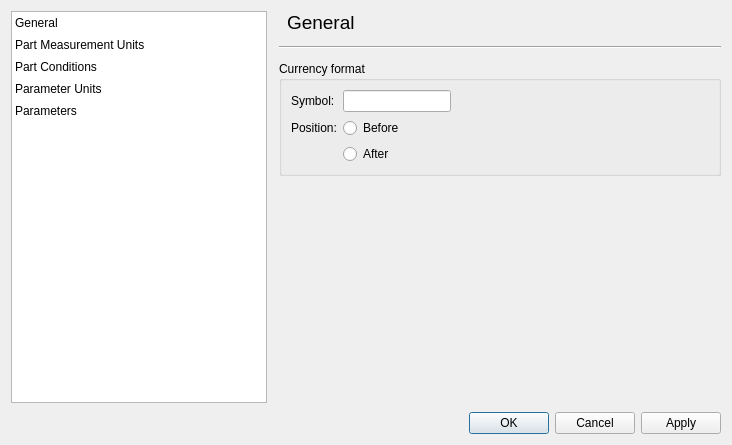
Old version of the form src/optionsdialog.ui in the repository jassuncao/myparts.
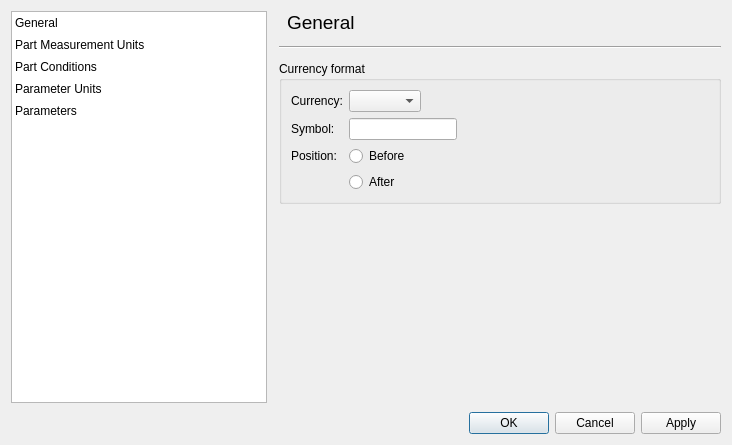
New version of the form. The open tabs and pages were chosen to show the change. Icons and pictures are not drawn.

Commit message: Adds a new field "currency" to the part distributor entity

```diff
--- a/src/optionsdialog.ui
+++ b/src/optionsdialog.ui
@@ -178,14 +178,14 @@
               <property name="fieldGrowthPolicy">
                <enum>QFormLayout::ExpandingFieldsGrow</enum>
               </property>
-              <item row="1" column="0">
+              <item row="2" column="0">
                <widget class="QLabel" name="label">
                 <property name="text">
                  <string>Symbol:</string>
                 </property>
                </widget>
               </item>
-              <item row="1" column="1">
+              <item row="2" column="1">
                <widget class="QLineEdit" name="currencySymbolLineEdit">
                 <property name="sizePolicy">
                  <sizepolicy hsizetype="Minimum" vsizetype="Fixed">
@@ -198,27 +198,37 @@
                 </property>
                </widget>
               </item>
-              <item row="4" column="0">
+              <item row="5" column="0">
                <widget class="QLabel" name="label_2">
                 <property name="text">
                  <string>Position:</string>
                 </property>
                </widget>
               </item>
-              <item row="4" column="1">
+              <item row="5" column="1">
                <widget class="QRadioButton" name="currencySymbBeforeRadio">
                 <property name="text">
                  <string>Before</string>
                 </property>
                </widget>
               </item>
-              <item row="5" column="1">
+              <item row="6" column="1">
                <widget class="QRadioButton" name="currencySymbAfterRadio">
                 <property name="text">
                  <string>After</string>
                 </property>
                </widget>
               </item>
+              <item row="1" column="0">
+               <widget class="QLabel" name="label_3">
+                <property name="text">
+                 <string>Currency:</string>
+                </property>
+               </widget>
+              </item>
+              <item row="1" column="1">
+               <widget class="QComboBox" name="currencyComboBox"/>
+              </item>
              </layout>
             </widget>
            </item>
```
Left out of the diff: 2 changed lines with no effect on the pictures. The commit also changes 16 other files.
